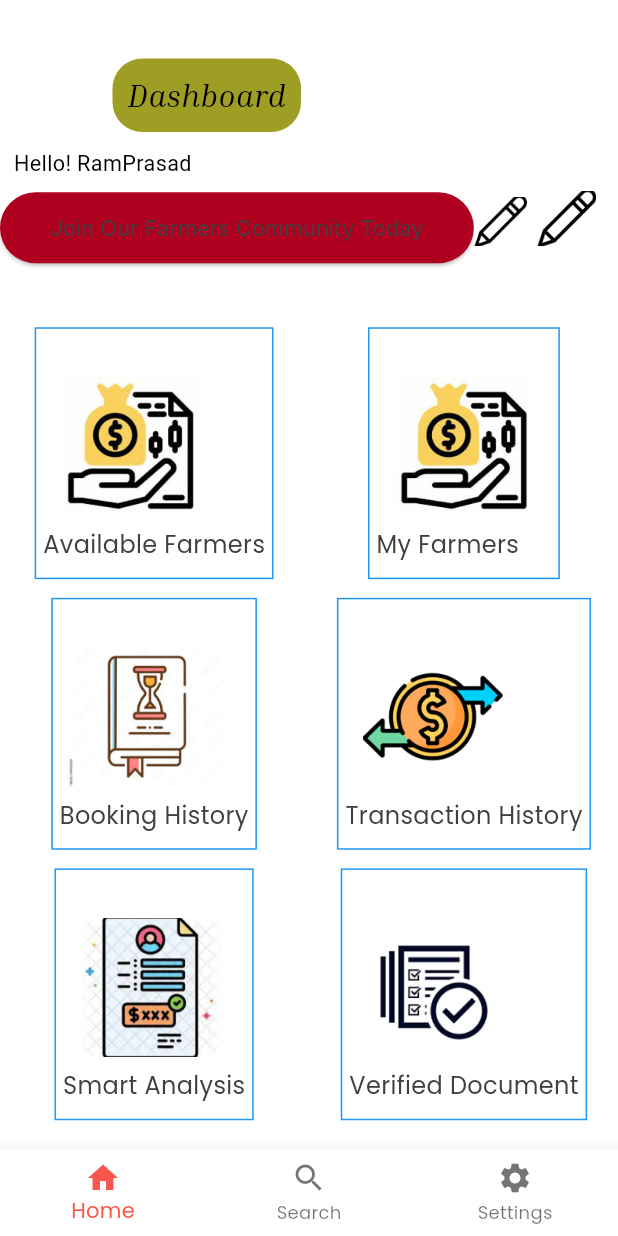
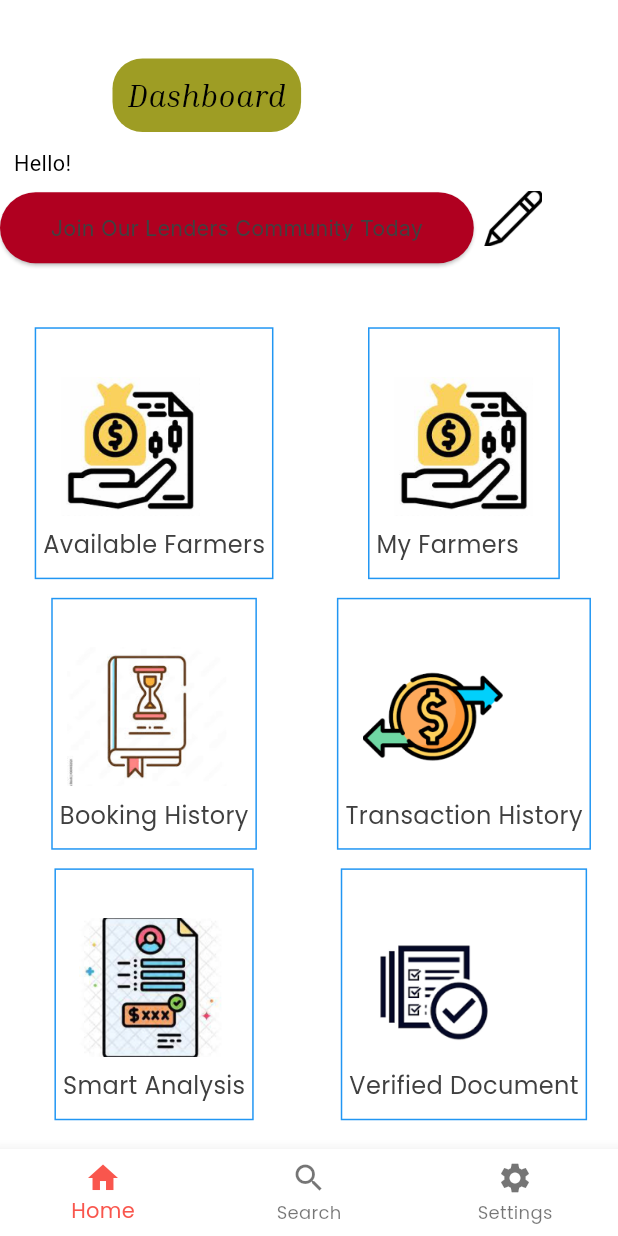
Before and after one commit to Vanshsaxena097/LenderApp, a Flutter app: the AndroidLargeFiveScreen screen opened by its route, on a phone screen of 412 x 824 dp. Run offline on Flutter 3.47's test engine with Material 3 defaults, Android fonts, the phone set to English and light mode, and no system bars; our stand-ins replace cached_network_image, cloud_firestore, connectivity_plus, firebase_auth, firebase_core, firebase_database and 1 more; accounts and stored records are empty; Roboto replaces fonts that are missing (Inter).

Commit message:
firebase successfully

```diff
--- a/lib/presentation/android_large_five_screen/android_large_five_screen.dart
+++ b/lib/presentation/android_large_five_screen/android_large_five_screen.dart
@@ -131,7 +131,7 @@ class AndroidLargeFiveScreen extends StatelessWidget {
                   child: Padding(
                     padding: EdgeInsets.only(left: 8.h),
                     child: Text(
-                      "Hello! RamPrasad",
+                      "Hello! ",
                       style: theme.textTheme.headlineSmall,
                     ),
                   ),
@@ -139,7 +139,7 @@ class AndroidLargeFiveScreen extends StatelessWidget {
                 CustomElevatedButton(
                   height: 46.v,
                   width: 276.h,
-                  text: "Join Our Farmers Community Today",
+                  text: "Join Our Lenders Community Today",
                   buttonStyle: CustomButtonStyles.fillErrorContainer,
                   buttonTextStyle: CustomTextStyles.bodyMediumInter,
                   alignment: Alignment.bottomCenter,
@@ -147,15 +147,7 @@ class AndroidLargeFiveScreen extends StatelessWidget {
               ],
             ),
           ),
-          CustomImageView(
-            imagePath: ImageConstant.imgDownload19,
-            height: 32.v,
-            width: 31.h,
-            margin: EdgeInsets.only(
-              top: 31.v,
-              bottom: 11.v,
-            ),
-          ),
+
           CustomImageView(
             imagePath: ImageConstant.imgDownload19,
             height: 36.v,
```
